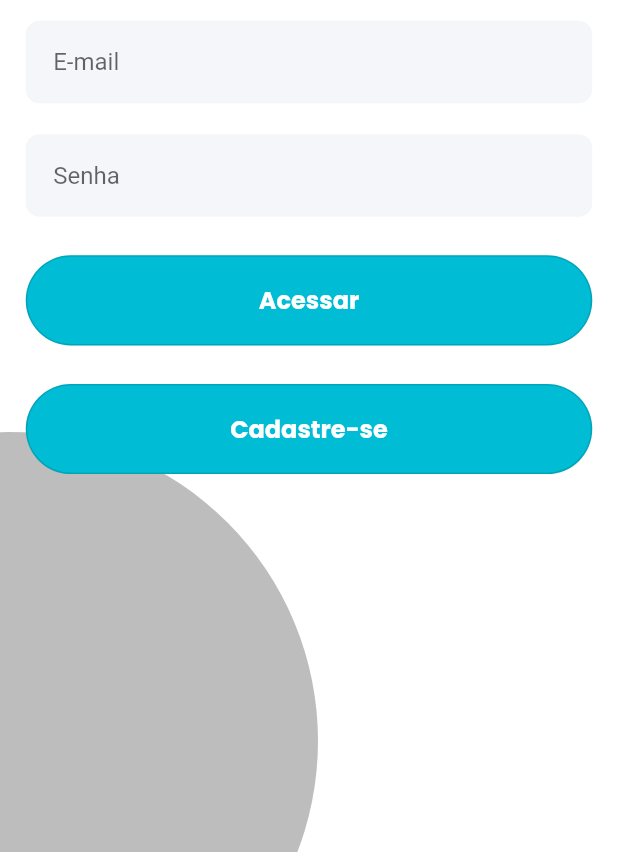
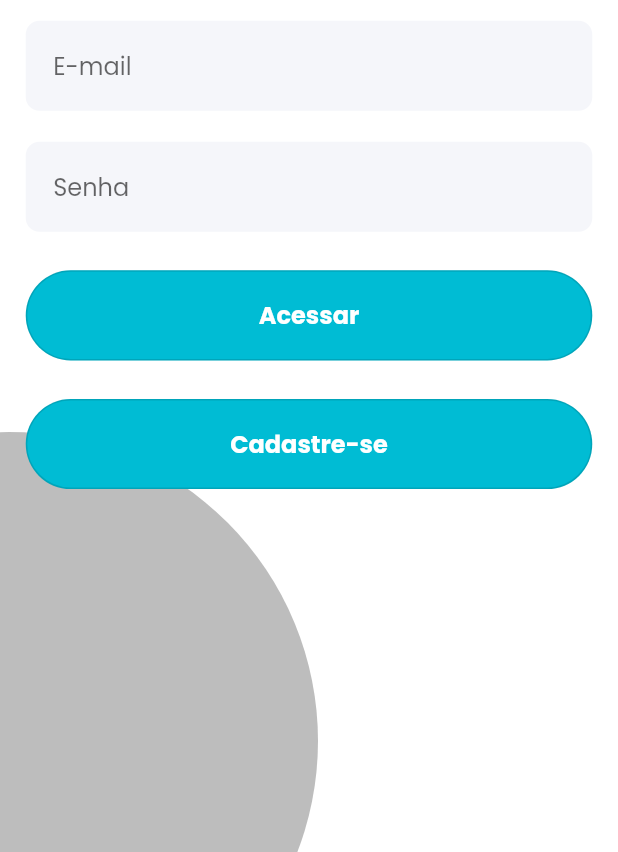
Before and after one commit to megarubber/vitahealth, a Flutter app: the screen it shows after launch, on a phone screen of 412 x 824 dp, the part 384-1236 px from its top. Run offline on Flutter 3.47's test engine with Material 2 defaults, Android fonts, the phone set to English and light mode, and no system bars; our stand-ins replace flutter_screenutil, fluttertoast, google_fonts.

Commit message:
refactor: style font text field

```diff
--- a/lib/widgets/my_text_field.dart
+++ b/lib/widgets/my_text_field.dart
@@ -1,6 +1,7 @@
 import 'package:flutter/material.dart';
 import 'package:flutter_screenutil/flutter_screenutil.dart';
 import 'package:vitahealth/colors.dart';
+import 'package:google_fonts/google_fonts.dart';
 
 class MyTextField {
   Widget createTextField({required String hint}) {
@@ -19,7 +20,7 @@ class MyTextField {
           filled: true,
           fillColor: ProjectColors().textField,
           hintText: hint,
-          hintStyle: TextStyle(
+          hintStyle: GoogleFonts.poppins(
             fontSize: 14.sp,
             fontWeight: FontWeight.w400,
           )),
```
